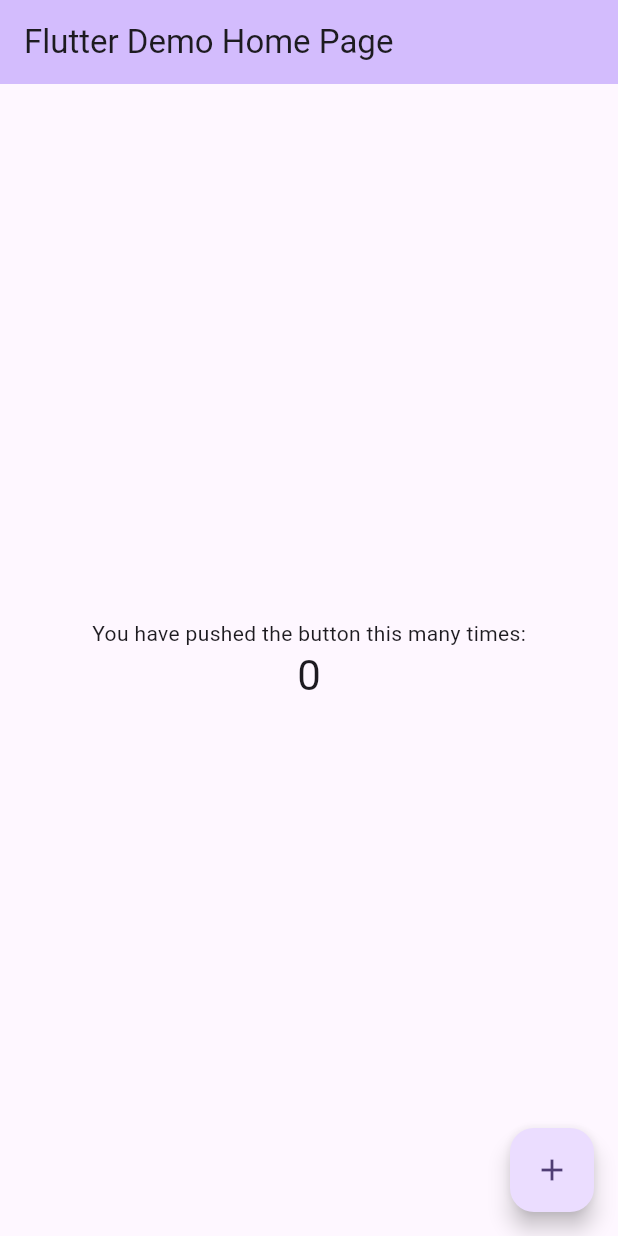
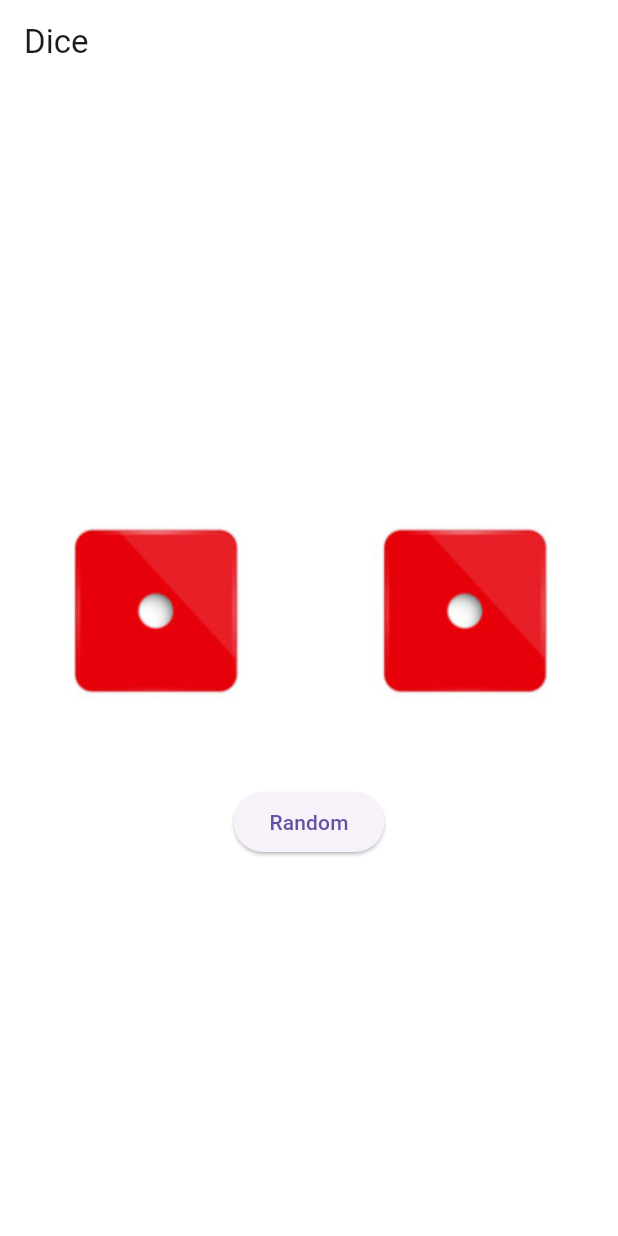
Before and after one commit to vanquan688/cross-platform-application-development, a Flutter app: the screen it shows after launch, on a phone screen of 412 x 824 dp. Run offline on Flutter 3.47's test engine with Material 3 defaults, Android fonts, the phone set to English and light mode, and no system bars.

Commit message:
Completed lap3

```diff
--- a/lib/main.dart
+++ b/lib/main.dart
@@ -1,3 +1,4 @@
+import 'dart:math';
 import 'package:flutter/material.dart';
 
 void main() {
@@ -7,116 +8,73 @@ void main() {
 class MyApp extends StatelessWidget {
   const MyApp({super.key});
 
-  // This widget is the root of your application.
   @override
   Widget build(BuildContext context) {
     return MaterialApp(
-      title: 'Flutter Demo',
+      title: 'Dice',
       theme: ThemeData(
-        // This is the theme of your application.
-        //
-        // TRY THIS: Try running your application with "flutter run". You'll see
-        // the application has a purple toolbar. Then, without quitting the app,
-        // try changing the seedColor in the colorScheme below to Colors.green
-        // and then invoke "hot reload" (save your changes or press the "hot
-        // reload" button in a Flutter-supported IDE, or press "r" if you used
-        // the command line to start the app).
-        //
-        // Notice that the counter didn't reset back to zero; the application
-        // state is not lost during the reload. To reset the state, use hot
-        // restart instead.
-        //
-        // This works for code too, not just values: Most code changes can be
-        // tested with just a hot reload.
-        colorScheme: ColorScheme.fromSeed(seedColor: Colors.deepPurple),
+        primarySwatch: Colors.blue,
       ),
-      home: const MyHomePage(title: 'Flutter Demo Home Page'),
+      home: const DicePage(),
     );
   }
 }
 
-class MyHomePage extends StatefulWidget {
-  const MyHomePage({super.key, required this.title});
-
-  // This widget is the home page of your application. It is stateful, meaning
-  // that it has a State object (defined below) that contains fields that affect
-  // how it looks.
-
-  // This class is the configuration for the state. It holds the values (in this
-  // case the title) provided by the parent (in this case the App widget) and
-  // used by the build method of the State. Fields in a Widget subclass are
-  // always marked "final".
-
-  final String title;
+class DicePage extends StatefulWidget {
+  const DicePage({super.key});
 
   @override
-  State<MyHomePage> createState() => _MyHomePageState();
+  State<DicePage> createState() => _DicePageState();
 }
 
-class _MyHomePageState extends State<MyHomePage> {
-  int _counter = 0;
+class _DicePageState extends State<DicePage> {
+  int leftDiceNumber = 1;
+  int rightDiceNumber = 1;
 
-  void _incrementCounter() {
+  void rollDice() {
     setState(() {
-      // This call to setState tells the Flutter framework that something has
-      // changed in this State, which causes it to rerun the build method below
-      // so that the display can reflect the updated values. If we changed
-      // _counter without calling setState(), then the build method would not be
-      // called again, and so nothing would appear to happen.
-      _counter++;
+      leftDiceNumber = Random().nextInt(6) + 1;
+      rightDiceNumber = Random().nextInt(6) + 1;
     });
   }
 
   @override
   Widget build(BuildContext context) {
-    // This method is rerun every time setState is called, for instance as done
-    // by the _incrementCounter method above.
-    //
-    // The Flutter framework has been optimized to make rerunning build methods
-    // fast, so that you can just rebuild anything that needs updating rather
-    // than having to individually change instances of widgets.
     return Scaffold(
+      backgroundColor: Colors.white,
       appBar: AppBar(
-        // TRY THIS: Try changing the color here to a specific color (to
-        // Colors.amber, perhaps?) and trigger a hot reload to see the AppBar
-        // change color while the other colors stay the same.
-        backgroundColor: Theme.of(context).colorScheme.inversePrimary,
-        // Here we take the value from the MyHomePage object that was created by
-        // the App.build method, and use it to set our appbar title.
-        title: Text(widget.title),
+        title: const Text('Dice'),
+        backgroundColor: Colors.white,
+        elevation: 0,
       ),
       body: Center(
-        // Center is a layout widget. It takes a single child and positions it
-        // in the middle of the parent.
         child: Column(
-          // Column is also a layout widget. It takes a list of children and
-          // arranges them vertically. By default, it sizes itself to fit its
-          // children horizontally, and tries to be as tall as its parent.
-          //
-          // Column has various properties to control how it sizes itself and
-          // how it positions its children. Here we use mainAxisAlignment to
-          // center the children vertically; the main axis here is the vertical
-          // axis because Columns are vertical (the cross axis would be
-          // horizontal).
-          //
-          // TRY THIS: Invoke "debug painting" (choose the "Toggle Debug Paint"
-          // action in the IDE, or press "p" in the console), to see the
-          // wireframe for each widget.
           mainAxisAlignment: MainAxisAlignment.center,
           children: <Widget>[
-            const Text('You have pushed the button this many times:'),
-            Text(
-              '$_counter',
-              style: Theme.of(context).textTheme.headlineMedium,
+            Row(
+              children: <Widget>[
+                Expanded(
+                  child: Padding(
+                    padding: const EdgeInsets.all(16.0),
+                    child: Image.asset('assets/images/nut$leftDiceNumber.png'),
+                  ),
+                ),
+                Expanded(
+                  child: Padding(
+                    padding: const EdgeInsets.all(16.0),
+                    child: Image.asset('assets/images/nut$rightDiceNumber.png'),
+                  ),
+                ),
+              ],
+            ),
+            const SizedBox(height: 20),
+            ElevatedButton(
+              onPressed: rollDice,
+              child: const Text('Random'),
             ),
           ],
         ),
       ),
-      floatingActionButton: FloatingActionButton(
-        onPressed: _incrementCounter,
-        tooltip: 'Increment',
-        child: const Icon(Icons.add),
-      ), // This trailing comma makes auto-formatting nicer for build methods.
     );
   }
 }
--- a/pubspec.yaml
+++ b/pubspec.yaml
@@ -58,9 +58,8 @@ flutter:
   uses-material-design: true
 
   # To add assets to your application, add an assets section, like this:
-  # assets:
-  #   - images/a_dot_burr.jpeg
-  #   - images/a_dot_ham.jpeg
+  assets:
+    - assets/images/
 
   # An image asset can refer to one or more resolution-specific "variants", see
   # https://flutter.dev/to/resolution-aware-images
```
Also changed, not shown: assets/images/nut1.png (added), assets/images/nut2.png (added), assets/images/nut3.png (added), assets/images/nut4.png (added), assets/images/nut5.png (added), assets/images/nut6.png (added), 1 other file.
